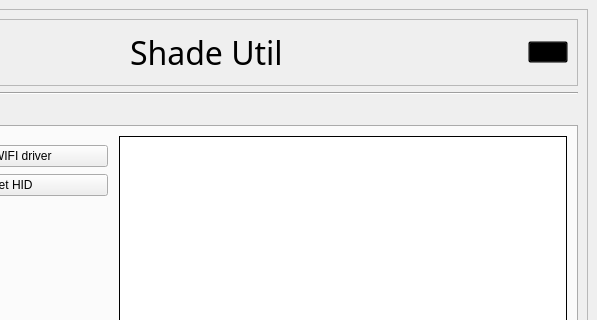
shadezee/ShadeUtil, file assets/shade_util.ui: the form before one commit; both pictures show x 137 to 734 and y 0 to 320 of the 734 by 563 pixel window.
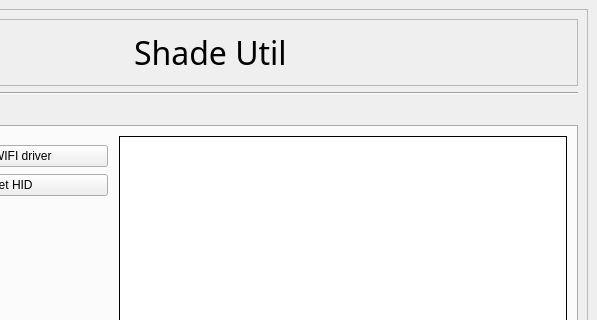
The form after the commit.

Patch:
```diff
--- a/assets/shade_util.ui
+++ b/assets/shade_util.ui
@@ -73,7 +73,8 @@
             <item>
              <widget class="QPushButton" name="settingsBtn">
               <property name="styleSheet">
-               <string notr="true">background:transparent</string>
+               <string notr="true">background:transparent;
+border: 0px solid;</string>
               </property>
               <property name="text">
                <string/>
```
Left out of the diff: 3 changed lines with no effect on the pictures.
